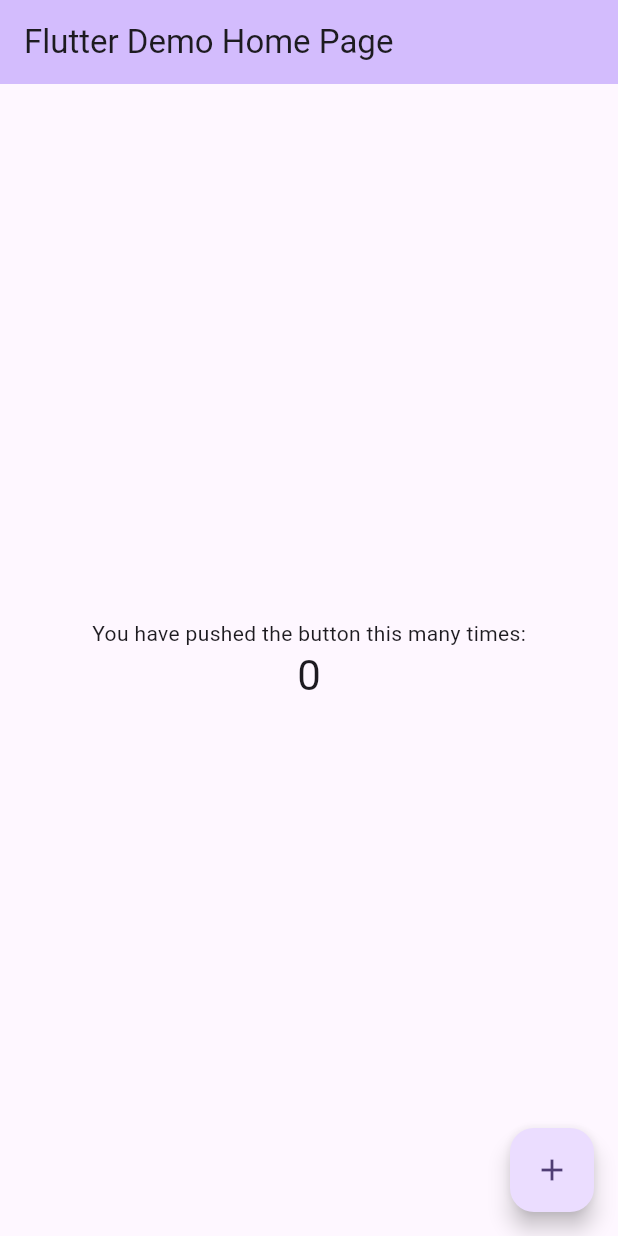
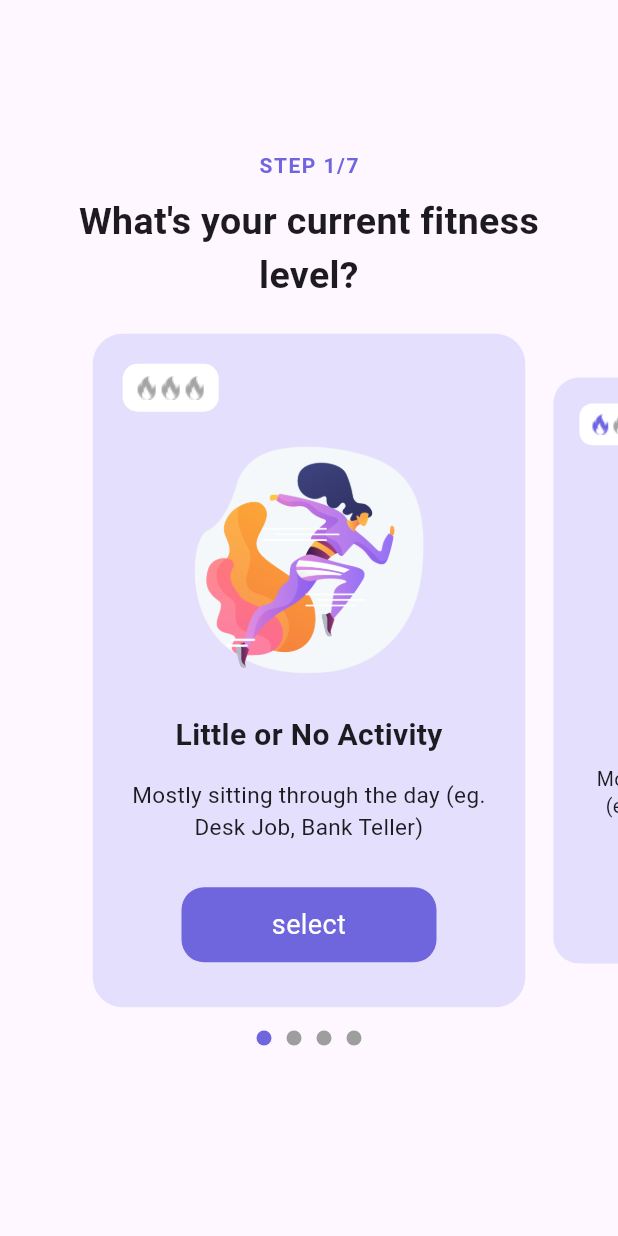
Before and after one commit to Sundhar22/SmartApp, a Flutter app: the screen it shows after launch, on a phone screen of 412 x 824 dp. Run offline on Flutter 3.47's test engine with Material 2 defaults, Android fonts, the phone set to English and light mode, and no system bars; drawn by our look-alikes of carousel_slider.

Commit message:
fitnesslevel

```diff
--- a/lib/main.dart
+++ b/lib/main.dart
@@ -1,4 +1,5 @@
 import 'package:flutter/material.dart';
+import 'package:smartapp/presentation/journeys/activities.dart';
 
 void main() {
   runApp(const MyApp());
@@ -31,7 +32,7 @@ class MyApp extends StatelessWidget {
         colorScheme: ColorScheme.fromSeed(seedColor: Colors.deepPurple),
         useMaterial3: true,
       ),
-      home: const MyHomePage(title: 'Flutter Demo Home Page'),
+      home: CarouselPage(),
     );
   }
 }
--- /dev/null
+++ b/lib/presentation/journeys/activities.dart
@@ -0,0 +1,275 @@
+// ignore_for_file: library_private_types_in_public_api
+
+import 'package:flutter/material.dart';
+import 'package:carousel_slider/carousel_slider.dart';
+import 'package:smartapp/presentation/journeys/models/fitness_model.dart';
+import 'package:smartapp/presentation/themes/app_colors.dart';
+
+class CarouselPage extends StatefulWidget {
+  const CarouselPage({super.key});
+
+  @override
+  _CarouselPageState createState() => _CarouselPageState();
+}
+
+class _CarouselPageState extends State<CarouselPage> {
+  final fitnessLevel = [
+    FitnessLevel(
+        level: 0,
+        image: 'assets/activity_vectors/more_active.png',
+        title: 'Little or No Activity',
+        subtitle: 'Mostly sitting through the day (eg. Desk Job, Bank Teller)'),
+    FitnessLevel(
+        level: 1,
+        image: 'assets/activity_vectors/more_active.png',
+        title: 'Lightly Active',
+        subtitle:
+            'Mostly standing through the day (eg. Sales Associate, Teacher)'),
+    FitnessLevel(
+        level: 2,
+        image: 'assets/activity_vectors/more_active.png',
+        title: 'Moderately Active',
+        subtitle:
+            'Mostly walking or doing physical activities through the day (eg. Tour Guide, Waiter)'),
+    FitnessLevel(
+        level: 3,
+        image: 'assets/activity_vectors/more_active.png',
+        title: 'Very Active',
+        subtitle:
+            'Mostly doing heavy physical activities through the day (eg. Gym Instructor, Construction Worker)'),
+  ];
+  int _currentIndex = 0;
+
+  @override
+  Widget build(BuildContext context) {
+    return Scaffold(
+        body: SafeArea(
+      child: SingleChildScrollView(
+        child: Column(
+          crossAxisAlignment: CrossAxisAlignment.center,
+          children: [
+            const SizedBox(height: 100),
+            const Text(
+              'STEP 1/7',
+              style: TextStyle(
+                  color: AppColor.purplyBlue,
+                  fontWeight: FontWeight.bold,
+                  letterSpacing: 1),
+            ),
+            const SizedBox(
+              height: 10,
+            ),
+            const SizedBox(
+              width: 350,
+              child: Text(
+                "What's your current fitness level?",
+                textAlign: TextAlign.center,
+                style: TextStyle(
+                  fontSize: 25,
+                  fontWeight: FontWeight.bold,
+                ),
+              ),
+            ),
+            const SizedBox(
+              height: 20,
+            ),
+            CarouselSlider.builder(
+              itemCount: fitnessLevel.length,
+              itemBuilder: (BuildContext context, int itemIndex, int i) =>
+                  Padding(
+                padding: const EdgeInsets.symmetric(vertical: 0.5),
+                child: Container(
+                  decoration: BoxDecoration(
+                    color: AppColor.lightPurplrBlue,
+                    borderRadius: BorderRadius.circular(20),
+                  ),
+                  width: 350,
+                  child: Padding(
+                    padding: const EdgeInsets.symmetric(horizontal: 20),
+                    child: Column(
+                      crossAxisAlignment: CrossAxisAlignment.center,
+                      children: [
+                        const SizedBox(
+                          height: 20,
+                        ),
+                        ActiveIcons(
+                          activityLevel: fitnessLevel[itemIndex].level,
+                        ),
+                        Expanded(
+                          child: Image.asset(
+                            fitnessLevel[itemIndex].image,
+                            fit: BoxFit.cover,
+                          ),
+                        ),
+                        Container(
+                          decoration: BoxDecoration(
+                            color: AppColor.purplyBlue,
+                            borderRadius: BorderRadius.circular(20),
+                          ),
+                        ),
+                        Text(
+                          fitnessLevel[itemIndex].title,
+                          style: const TextStyle(
+                            fontSize: 20,
+                            fontWeight: FontWeight.bold,
+                          ),
+                        ),
+                        const SizedBox(
+                          height: 15,
+                        ),
+                        Text(fitnessLevel[itemIndex].subtitle,
+                            textAlign: TextAlign.center,
+                            style: const TextStyle(
+                              fontSize: 15,
+                              fontWeight: FontWeight.normal,
+                            )),
+                        const SizedBox(
+                          height: 30,
+                        ),
+                        Container(
+                            width: 170,
+                            height: 50,
+                            decoration: BoxDecoration(
+                              color: AppColor.purplyBlue,
+                              borderRadius: BorderRadius.circular(15),
+                            ),
+                            child: const Center(
+                              child: Text(
+                                'select',
+                                textAlign: TextAlign.center,
+                                style: TextStyle(
+                                  color: Colors.white,
+                                  fontSize: 18,
+                                ),
+                              ),
+                            )),
+                        const SizedBox(
+                          height: 30,
+                        ),
+                      ],
+                    ),
+                  ),
+                ),
+              ),
+              options: CarouselOptions(
+                  viewportFraction: 0.7,
+                  height: 450,
+                  autoPlay: false,
+                  enlargeCenterPage: true,
+                  enableInfiniteScroll: false,
+                  onPageChanged: (index, reason) {
+                    _currentIndex = index;
+                    setState(() {});
+                  }),
+            ),
+            const SizedBox(
+              height: 15,
+            ),
+            DotIndicator(currentIndex: _currentIndex)
+          ],
+        ),
+      ),
+    ));
+  }
+}
+
+class ActiveIcons extends StatelessWidget {
+  const ActiveIcons({super.key, required this.activityLevel});
+  final int activityLevel;
+  @override
+  Widget build(BuildContext context) {
+    return Align(
+      alignment: Alignment.topLeft,
+      child: Container(
+          decoration: BoxDecoration(
+            color: Colors.white,
+            borderRadius: BorderRadius.circular(10),
+          ),
+          child: Padding(
+              padding: const EdgeInsets.all(8.0),
+              child: activityLevel == 1
+                  ? Row(
+                      mainAxisSize: MainAxisSize.min,
+                      children: [
+                        Image.asset('assets/activity_vectors/flame_active.png'),
+                        Image.asset(
+                            'assets/activity_vectors/flame_inactive.png'),
+                        Image.asset(
+                            'assets/activity_vectors/flame_inactive.png')
+                      ],
+                    )
+                  : activityLevel == 2
+                      ? Row(
+                          mainAxisSize: MainAxisSize.min,
+                          children: [
+                            Image.asset(
+                                'assets/activity_vectors/flame_active.png'),
+                            Image.asset(
+                                'assets/activity_vectors/flame_active.png'),
+                            Image.asset(
+                                'assets/activity_vectors/flame_inactive.png')
+                          ],
+                        )
+                      : activityLevel == 3
+                          ? Row(
+                              mainAxisSize: MainAxisSize.min,
+                              children: [
+                                Image.asset(
+                                    'assets/activity_vectors/flame_active.png'),
+                                Image.asset(
+                                    'assets/activity_vectors/flame_active.png'),
+                                Image.asset(
+                                    'assets/activity_vectors/flame_active.png'),
+                              ],
+                            )
+                          : Row(
+                              mainAxisSize: MainAxisSize.min,
+                              children: [
+                                Image.asset(
+                                    'assets/activity_vectors/flame_inactive.png'),
+                                Image.asset(
+                                    'assets/activity_vectors/flame_inactive.png'),
+                                Image.asset(
+                                    'assets/activity_vectors/flame_inactive.png')
+                              ],
+                            ))),
+    );
+  }
+}
+
+class DotIndicator extends StatelessWidget {
+  final int currentIndex;
+  final int dotCount;
+  final double dotSize;
+  final double spacing;
+  final Color activeDotColor;
+  final Color inactiveDotColor;
+
+  DotIndicator({
+    required this.currentIndex,
+    this.dotCount = 4,
+    this.dotSize = 10.0,
+    this.spacing = 10.0,
+    this.activeDotColor = AppColor.purplyBlue,
+    this.inactiveDotColor = Colors.grey,
+  });
+
+  @override
+  Widget build(BuildContext context) {
+    return Row(
+      mainAxisAlignment: MainAxisAlignment.center,
+      children: List.generate(dotCount, (index) {
+        bool isActive = index == currentIndex;
+        return Container(
+          width: dotSize,
+          height: dotSize,
+          margin: EdgeInsets.symmetric(horizontal: spacing / 2),
+          decoration: BoxDecoration(
+            shape: BoxShape.circle,
+            color: isActive ? activeDotColor : inactiveDotColor,
+          ),
+        );
+      }),
+    );
+  }
+}
--- /dev/null
+++ b/lib/presentation/journeys/models/fitness_model.dart
@@ -0,0 +1,13 @@
+class FitnessLevel {
+  final int level;
+  final String image;
+  final String title;
+  final String subtitle;
+
+  FitnessLevel({
+    required this.level,
+    required this.image,
+    required this.title,
+    required this.subtitle,
+  });
+}
--- a/lib/presentation/themes/app_colors.dart
+++ b/lib/presentation/themes/app_colors.dart
@@ -5,6 +5,7 @@ class AppColor {
   static const Color purplyBlue = Color(0xFF6f65dc);
   static const Color bluishCyan = Color(0xFF7ed1df);
   static const Color santaGrey = Color(0xFFa0a3b9);
+  static const Color lightPurplrBlue = Color.fromARGB(255, 229, 223, 254);
   static const Color black = Colors.black;
   static const Color white = Colors.white;
 }
--- a/pubspec.yaml
+++ b/pubspec.yaml
@@ -35,6 +35,7 @@ dependencies:
   # The following adds the Cupertino Icons font to your application.
   # Use with the CupertinoIcons class for iOS style icons.
   cupertino_icons: ^1.0.2
+  carousel_slider: ^4.2.1
 
 dev_dependencies:
   flutter_test:
@@ -59,8 +60,8 @@ flutter:
   uses-material-design: true
 
   # To add assets to your application, add an assets section, like this:
-  # assets:
-  #   - images/a_dot_burr.jpeg
+  assets:
+    - assets/activity_vectors/
   #   - images/a_dot_ham.jpeg
 
   # An image asset can refer to one or more resolution-specific "variants", see
```
Also changed, not shown: assets/activity_vectors/active.jpg (added), assets/activity_vectors/flame_active.png (added), assets/activity_vectors/flame_inactive.png (added), assets/activity_vectors/more_active.png (added), pubspec.lock.
